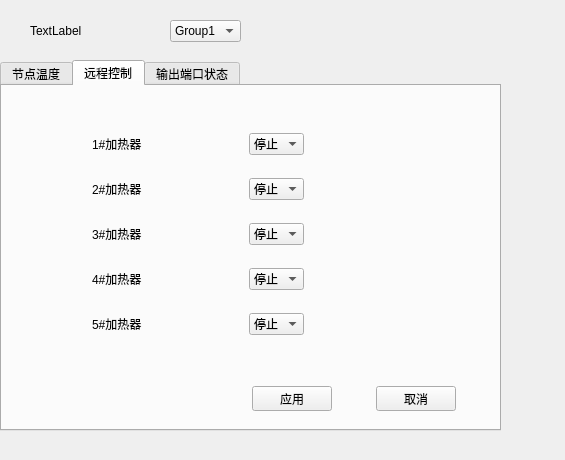
Old version of the form cheaterrealtimedata.ui in the repository samier958/heaterClient.
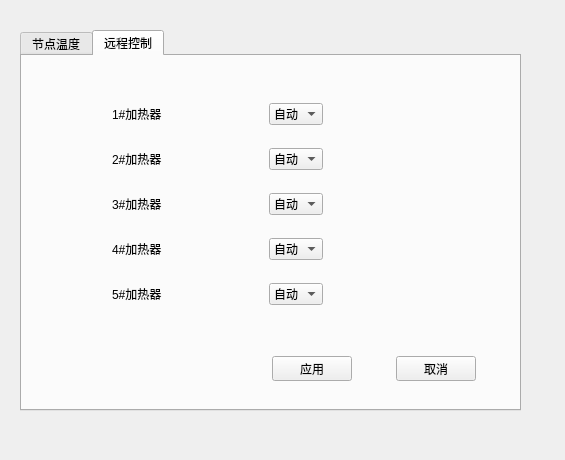
New version of the form. The open tabs and pages were chosen to show the change.

The edit to the form file:
```diff
--- a/cheaterrealtimedata.ui
+++ b/cheaterrealtimedata.ui
@@ -16,10 +16,10 @@
   <widget class="QTabWidget" name="realTimeDataTabWidget">
    <property name="geometry">
     <rect>
-     <x>0</x>
-     <y>60</y>
+     <x>20</x>
+     <y>30</y>
      <width>501</width>
-     <height>371</height>
+     <height>381</height>
     </rect>
    </property>
    <property name="currentIndex">
@@ -289,7 +289,7 @@
          <widget class="QComboBox" name="workSwitch_1">
           <item>
            <property name="text">
-            <string>停止</string>
+            <string>自动</string>
            </property>
           </item>
           <item>
@@ -350,7 +350,7 @@
          <widget class="QComboBox" name="workSwitch_2">
           <item>
            <property name="text">
-            <string>停止</string>
+            <string>自动</string>
            </property>
           </item>
           <item>
@@ -411,7 +411,7 @@
          <widget class="QComboBox" name="workSwitch_3">
           <item>
            <property name="text">
-            <string>停止</string>
+            <string>自动</string>
            </property>
           </item>
           <item>
@@ -472,7 +472,7 @@
          <widget class="QComboBox" name="workSwitch_4">
           <item>
            <property name="text">
-            <string>停止</string>
+            <string>自动</string>
            </property>
           </item>
           <item>
@@ -533,7 +533,7 @@
          <widget class="QComboBox" name="workSwitch_5">
           <item>
            <property name="text">
-            <string>停止</string>
+            <string>自动</string>
            </property>
           </item>
           <item>
@@ -610,57 +610,6 @@
      </layout>
     </widget>
    </widget>
-   <widget class="QWidget" name="tab_3">
-    <attribute name="title">
-     <string>输出端口状态</string>
-    </attribute>
-   </widget>
-  </widget>
-  <widget class="QWidget" name="layoutWidget">
-   <property name="geometry">
-    <rect>
-     <x>30</x>
-     <y>20</y>
-     <width>211</width>
-     <height>22</height>
-    </rect>
-   </property>
-   <layout class="QHBoxLayout" name="horizontalLayout_14">
-    <item>
-     <widget class="QLabel" name="label_12">
-      <property name="text">
-       <string>TextLabel</string>
-      </property>
-     </widget>
-    </item>
-    <item>
-     <spacer name="horizontalSpacer_14">
-      <property name="orientation">
-       <enum>Qt::Horizontal</enum>
-      </property>
-      <property name="sizeHint" stdset="0">
-       <size>
-        <width>40</width>
-        <height>20</height>
-       </size>
-      </property>
-     </spacer>
-    </item>
-    <item>
-     <widget class="QComboBox" name="heaterGroupSwith">
-      <item>
-       <property name="text">
-        <string>Group1</string>
-       </property>
-      </item>
-      <item>
-       <property name="text">
-        <string>Group2</string>
-       </property>
-      </item>
-     </widget>
-    </item>
-   </layout>
   </widget>
  </widget>
  <resources/>
```
